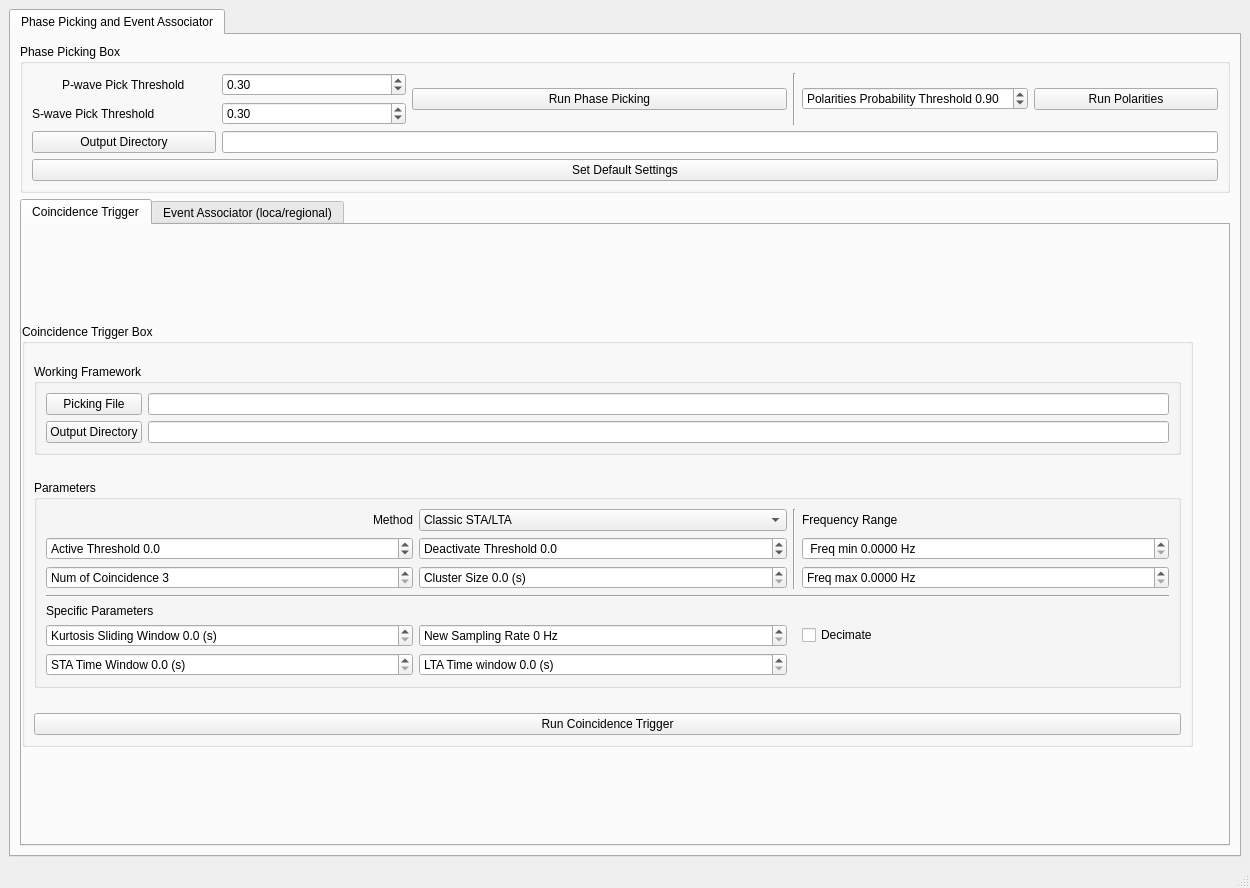
ProjectISP/ISP, file isp/resources/designer_uis/Autopick.ui: the form before one commit.
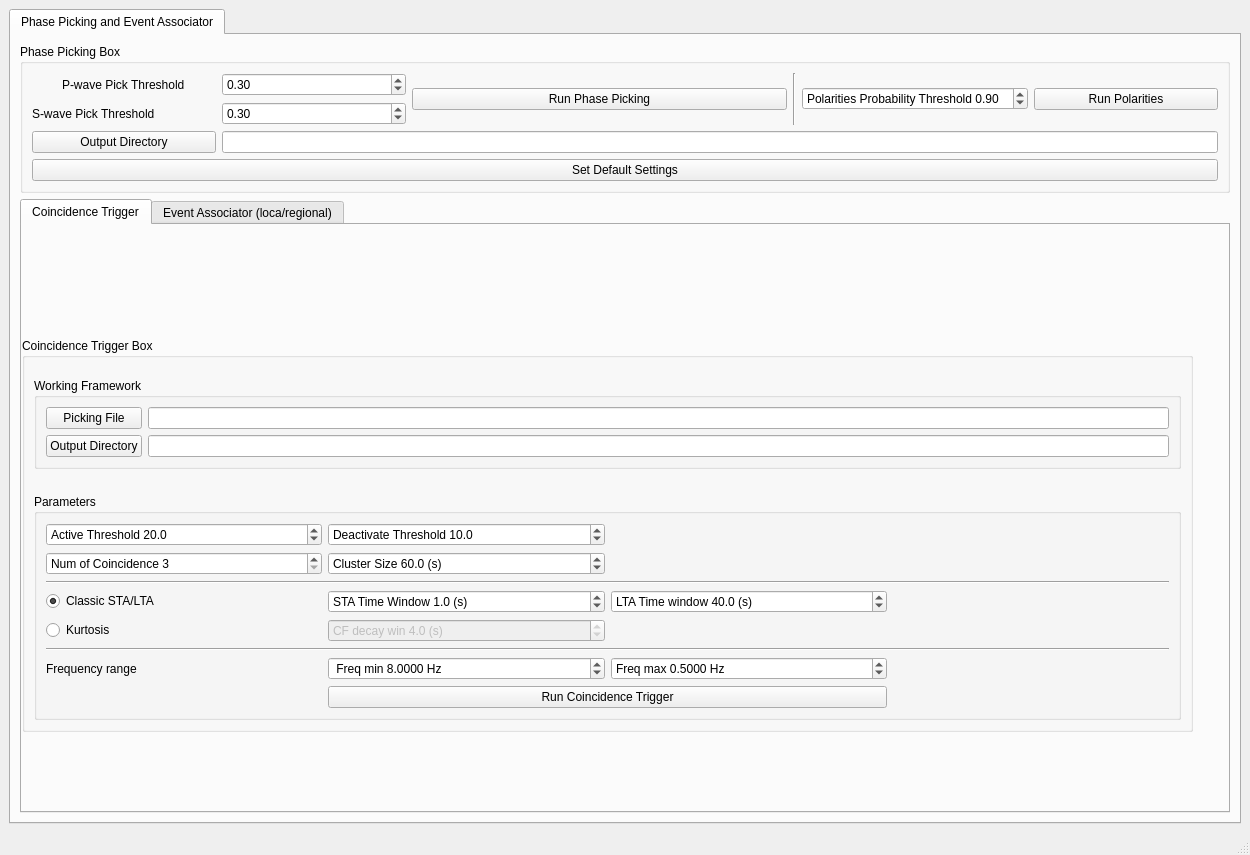
The form after the commit. Icons and pictures are not drawn.

Commit message: Coincidence trigger using surfquake

Patch:
```diff
--- a/isp/resources/designer_uis/Autopick.ui
+++ b/isp/resources/designer_uis/Autopick.ui
@@ -7,7 +7,7 @@
     <x>0</x>
     <y>0</y>
     <width>1250</width>
-    <height>888</height>
+    <height>855</height>
    </rect>
   </property>
   <property name="windowTitle">
@@ -232,26 +232,120 @@
                    <string>Parameters</string>
                   </property>
                   <layout class="QGridLayout" name="gridLayout_12">
-                   <item row="1" column="3">
-                    <widget class="QDoubleSpinBox" name="fminDB">
+                   <item row="10" column="1" colspan="2">
+                    <widget class="QPushButton" name="realCoincidenceTrigger">
+                     <property name="toolTip">
+                      <string>Associator</string>
+                     </property>
+                     <property name="text">
+                      <string>Run Coincidence Trigger</string>
+                     </property>
+                    </widget>
+                   </item>
+                   <item row="5" column="1">
+                    <widget class="QDoubleSpinBox" name="staWinDB">
                      <property name="prefix">
-                      <string> Freq min </string>
+                      <string>STA Time Window </string>
                      </property>
                      <property name="suffix">
-                      <string> Hz</string>
+                      <string> (s)</string>
                      </property>
                      <property name="decimals">
-                      <number>4</number>
+                      <number>1</number>
+                     </property>
+                     <property name="value">
+                      <double>1.000000000000000</double>
+                     </property>
+                    </widget>
+                   </item>
+                   <item row="1" column="1">
+                    <widget class="QDoubleSpinBox" name="threshold_offDB">
+                     <property name="prefix">
+                      <string>Deactivate Threshold </string>
+                     </property>
+                     <property name="decimals">
+                      <number>1</number>
+                     </property>
+                     <property name="minimum">
+                      <double>-1000.000000000000000</double>
+                     </property>
+                     <property name="maximum">
+                      <double>1000.000000000000000</double>
+                     </property>
+                     <property name="value">
+                      <double>10.000000000000000</double>
+                     </property>
+                    </widget>
+                   </item>
+                   <item row="3" column="0" colspan="4">
+                    <widget class="Line" name="line_2">
+                     <property name="orientation">
+                      <enum>Qt::Horizontal</enum>
+                     </property>
+                    </widget>
+                   </item>
+                   <item row="6" column="0">
+                    <widget class="QRadioButton" name="kurtosis_btn">
+                     <property name="text">
+                      <string>Kurtosis</string>
+                     </property>
+                    </widget>
+                   </item>
+                   <item row="7" column="0" colspan="4">
+                    <widget class="Line" name="line_3">
+                     <property name="orientation">
+                      <enum>Qt::Horizontal</enum>
+                     </property>
+                    </widget>
+                   </item>
+                   <item row="1" column="0">
+                    <widget class="QDoubleSpinBox" name="threshold_onDB">
+                     <property name="prefix">
+                      <string>Active Threshold </string>
+                     </property>
+                     <property name="decimals">
+                      <number>1</number>
+                     </property>
+                     <property name="minimum">
+                      <double>-1000.000000000000000</double>
+                     </property>
+                     <property name="maximum">
+                      <double>1000.000000000000000</double>
+                     </property>
+                     <property name="value">
+                      <double>20.000000000000000</double>
+                     </property>
+                    </widget>
+                   </item>
+                   <item row="5" column="0">
+                    <widget class="QRadioButton" name="snr_btn">
+                     <property name="text">
+                      <string>Classic STA/LTA</string>
+                     </property>
+                     <property name="checked">
+                      <bool>true</bool>
+                     </property>
+                    </widget>
+                   </item>
+                   <item row="6" column="1">
+                    <widget class="QDoubleSpinBox" name="kurtosisTimeWindowDB">
+                     <property name="enabled">
+                      <bool>false</bool>
+                     </property>
+                     <property name="prefix">
+                      <string>CF decay win </string>
+                     </property>
+                     <property name="suffix">
+                      <string> (s)</string>
+                     </property>
+                     <property name="decimals">
+                      <number>1</number>
                      </property>
                      <property name="maximum">
                       <double>400.000000000000000</double>
                      </property>
-                    </widget>
-                   </item>
-                   <item row="0" column="0" alignment="Qt::AlignRight">
-                    <widget class="QLabel" name="label">
-                     <property name="text">
-                      <string>Method</string>
+                     <property name="value">
+                      <double>4.000000000000000</double>
                      </property>
                     </widget>
                    </item>
@@ -268,24 +362,19 @@
                      </property>
                     </widget>
                    </item>
-                   <item row="0" column="1">
-                    <widget class="QComboBox" name="methodTrigger">
-                     <item>
-                      <property name="text">
-                       <string>Classic STA/LTA</string>
-                      </property>
-                     </item>
-                     <item>
-                      <property name="text">
-                       <string>CWT Kurtosis</string>
-                      </property>
-                     </item>
-                    </widget>
-                   </item>
-                   <item row="0" column="2" rowspan="3">
-                    <widget class="Line" name="line_3">
-                     <property name="orientation">
-                      <enum>Qt::Vertical</enum>
+                   <item row="5" column="2">
+                    <widget class="QDoubleSpinBox" name="ltaWinDB">
+                     <property name="prefix">
+                      <string>LTA Time window </string>
+                     </property>
+                     <property name="suffix">
+                      <string> (s)</string>
+                     </property>
+                     <property name="decimals">
+                      <number>1</number>
+                     </property>
+                     <property name="value">
+                      <double>40.000000000000000</double>
                      </property>
                     </widget>
                    </item>
@@ -303,62 +392,38 @@
                      <property name="maximum">
                       <double>900.000000000000000</double>
                      </property>
-                    </widget>
-                   </item>
-                   <item row="3" column="0" colspan="4">
-                    <widget class="Line" name="line_2">
-                     <property name="orientation">
-                      <enum>Qt::Horizontal</enum>
+                     <property name="value">
+                      <double>60.000000000000000</double>
                      </property>
                     </widget>
                    </item>
-                   <item row="0" column="3">
-                    <widget class="QLabel" name="label_2">
+                   <item row="9" column="0">
+                    <widget class="QLabel" name="label">
                      <property name="text">
-                      <string>Frequency Range</string>
+                      <string>Frequency range</string>
                      </property>
                     </widget>
                    </item>
-                   <item row="4" column="0" colspan="3">
-                    <widget class="QLabel" name="label_25">
-                     <property name="text">
-                      <string>Specific Parameters</string>
-                     </property>
-                    </widget>
-                   </item>
-                   <item row="1" column="0">
-                    <widget class="QDoubleSpinBox" name="threshold_onDB">
+                   <item row="9" column="1">
+                    <widget class="QDoubleSpinBox" name="fminDB">
                      <property name="prefix">
-                      <string>Active Threshold </string>
+                      <string> Freq min </string>
                      </property>
-                     <property name="decimals">
-                      <number>1</number>
+                     <property name="suffix">
+                      <string> Hz</string>
                      </property>
-                     <property name="minimum">
-                      <double>-1000.000000000000000</double>
-                     </property>
-                     <property name="maximum">
-                      <double>1000.000000000000000</double>
-                     </property>
-                    </widget>
-                   </item>
-                   <item row="1" column="1">
-                    <widget class="QDoubleSpinBox" name="threshold_offDB">
-                     <property name="prefix">
-                      <string>Deactivate Threshold </string>
-                     </property>
                      <property name="decimals">
-                      <number>1</number>
+                      <number>4</number>
                      </property>
-                     <property name="minimum">
-                      <double>-1000.000000000000000</double>
-                     </property>
                      <property name="maximum">
-                      <double>1000.000000000000000</double>
+                      <double>400.000000000000000</double>
                      </property>
+                     <property name="value">
+                      <double>8.000000000000000</double>
+                     </property>
                     </widget>
                    </item>
-                   <item row="2" column="3">
+                   <item row="9" column="2">
                     <widget class="QDoubleSpinBox" name="fmaxDB">
                      <property name="prefix">
                       <string>Freq max </string>
@@ -372,80 +437,14 @@
                      <property name="maximum">
                       <double>400.000000000000000</double>
                      </property>
-                    </widget>
-                   </item>
-                   <item row="7" column="1">
-                    <widget class="QDoubleSpinBox" name="ltaWinDB">
-                     <property name="prefix">
-                      <string>LTA Time window </string>
-                     </property>
-                     <property name="suffix">
-                      <string> (s)</string>
-                     </property>
-                     <property name="decimals">
-                      <number>1</number>
-                     </property>
-                    </widget>
-                   </item>
-                   <item row="7" column="0">
-                    <widget class="QDoubleSpinBox" name="staWinDB">
-                     <property name="prefix">
-                      <string>STA Time Window </string>
-                     </property>
-                     <property name="suffix">
-                      <string> (s)</string>
-                     </property>
-                     <property name="decimals">
-                      <number>1</number>
-                     </property>
-                    </widget>
-                   </item>
-                   <item row="6" column="3">
-                    <widget class="QCheckBox" name="decimateCB">
-                     <property name="text">
-                      <string>Decimate</string>
-                     </property>
-                    </widget>
-                   </item>
-                   <item row="6" column="0">
-                    <widget class="QDoubleSpinBox" name="kurtosisTimeWindowDB">
-                     <property name="prefix">
-                      <string>Kurtosis Sliding Window </string>
-                     </property>
-                     <property name="suffix">
-                      <string> (s)</string>
-                     </property>
-                     <property name="decimals">
-                      <number>1</number>
-                     </property>
-                     <property name="maximum">
-                      <double>400.000000000000000</double>
-                     </property>
-                    </widget>
-                   </item>
-                   <item row="6" column="1">
-                    <widget class="QSpinBox" name="new_sampling_rateSB">
-                     <property name="suffix">
-                      <string> Hz</string>
-                     </property>
-                     <property name="prefix">
-                      <string>New Sampling Rate </string>
+                     <property name="value">
+                      <double>0.500000000000000</double>
                      </property>
                     </widget>
                    </item>
                   </layout>
                  </widget>
                 </item>
-                <item>
-                 <widget class="QPushButton" name="realCoincidenceTrigger">
-                  <property name="toolTip">
-                   <string>Associator</string>
-                  </property>
-                  <property name="text">
-                   <string>Run Coincidence Trigger</string>
-                  </property>
-                 </widget>
-                </item>
                </layout>
               </widget>
              </item>
```
The commit also changes 1 other file.
